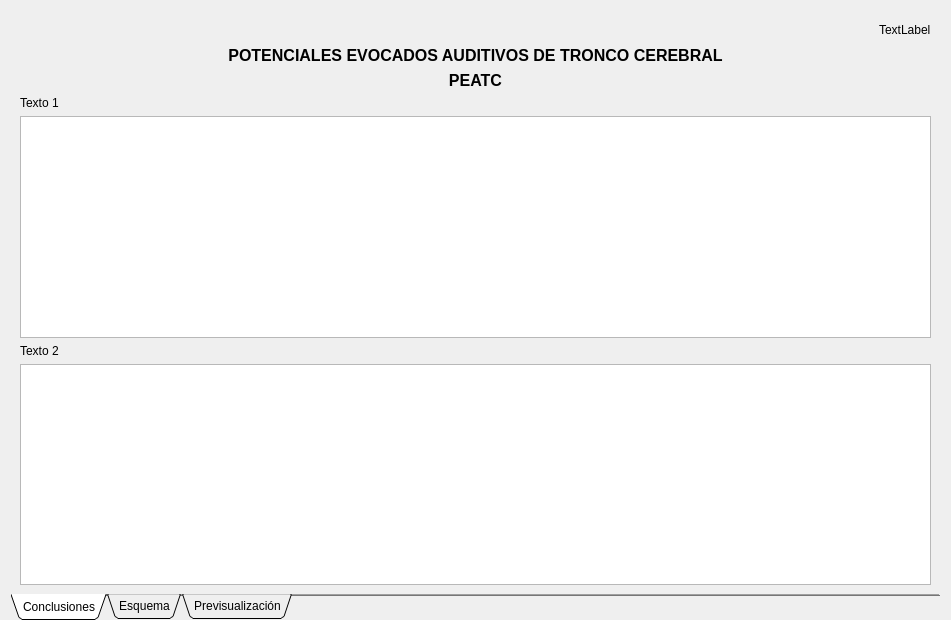
Old version of the form src/main/python/UI/AbrReport.ui in the repository Debaq/simPEATC.
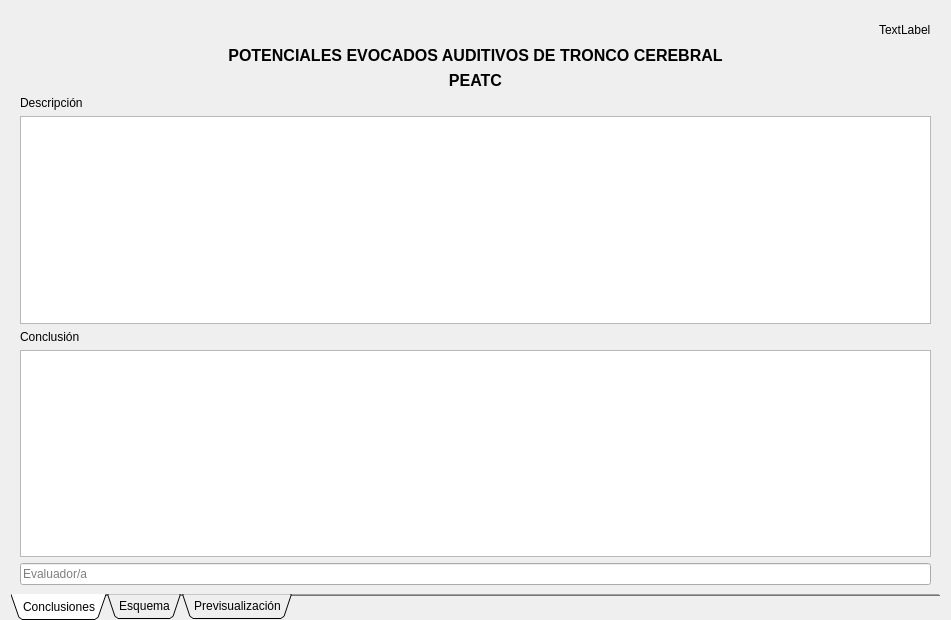
New version of the form.

```diff
--- a/src/main/python/UI/AbrReport.ui
+++ b/src/main/python/UI/AbrReport.ui
@@ -98,7 +98,7 @@
        <item>
         <widget class="QLabel" name="label_3">
          <property name="text">
-          <string>Texto 1</string>
+          <string>Descripción</string>
          </property>
         </widget>
        </item>
@@ -119,7 +119,7 @@
        <item>
         <widget class="QLabel" name="label_4">
          <property name="text">
-          <string>Texto 2</string>
+          <string>Conclusión</string>
          </property>
         </widget>
        </item>
@@ -137,6 +137,13 @@
          </property>
         </widget>
        </item>
+       <item>
+        <widget class="QLineEdit" name="le_eva">
+         <property name="placeholderText">
+          <string>Evaluador/a</string>
+         </property>
+        </widget>
+       </item>
       </layout>
      </widget>
      <widget class="QWidget" name="tab_2">
```
